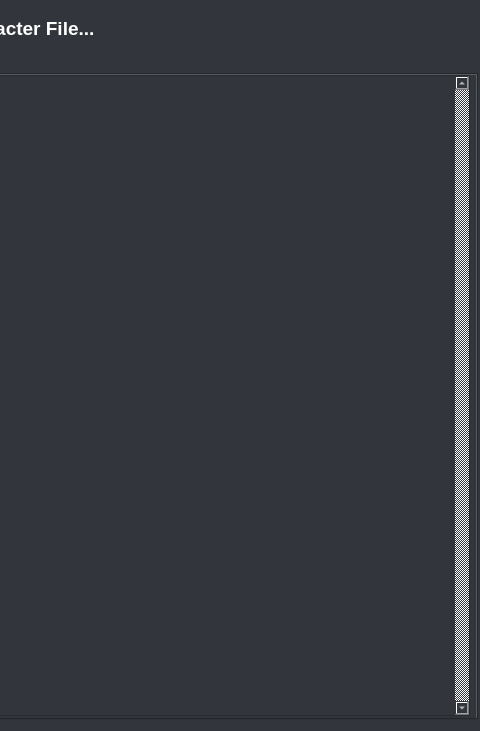
Qt form src/ui/neostudio.ui (jagger1407/NeoStudio) before a commit; both pictures show x 473 to 953 and y 0 to 731 of the 953 by 731 pixel window.
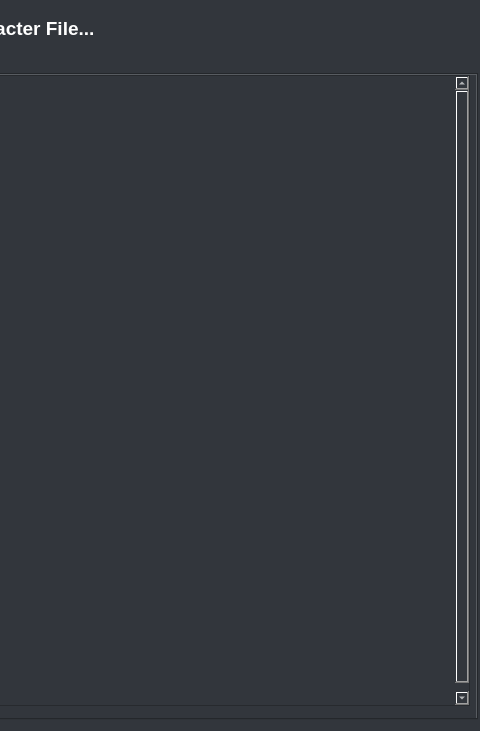
The same form after that commit. The open tabs and pages were chosen to show the change.

```diff
--- a/src/ui/neostudio.ui
+++ b/src/ui/neostudio.ui
@@ -66,11 +66,11 @@
         <x>0</x>
         <y>0</y>
         <width>941</width>
-        <height>641</height>
+        <height>631</height>
        </rect>
       </property>
       <property name="styleSheet">
-       <string notr="true"/>
+       <string notr="true">color:white</string>
       </property>
       <property name="verticalScrollBarPolicy">
        <enum>Qt::ScrollBarAlwaysOn</enum>
@@ -85,7 +85,7 @@
        <property name="geometry">
         <rect>
          <x>0</x>
-         <y>0</y>
+         <y>-8</y>
          <width>910</width>
          <height>637</height>
         </rect>
```
Left out of the diff: 4 changed lines with no effect on the pictures.
